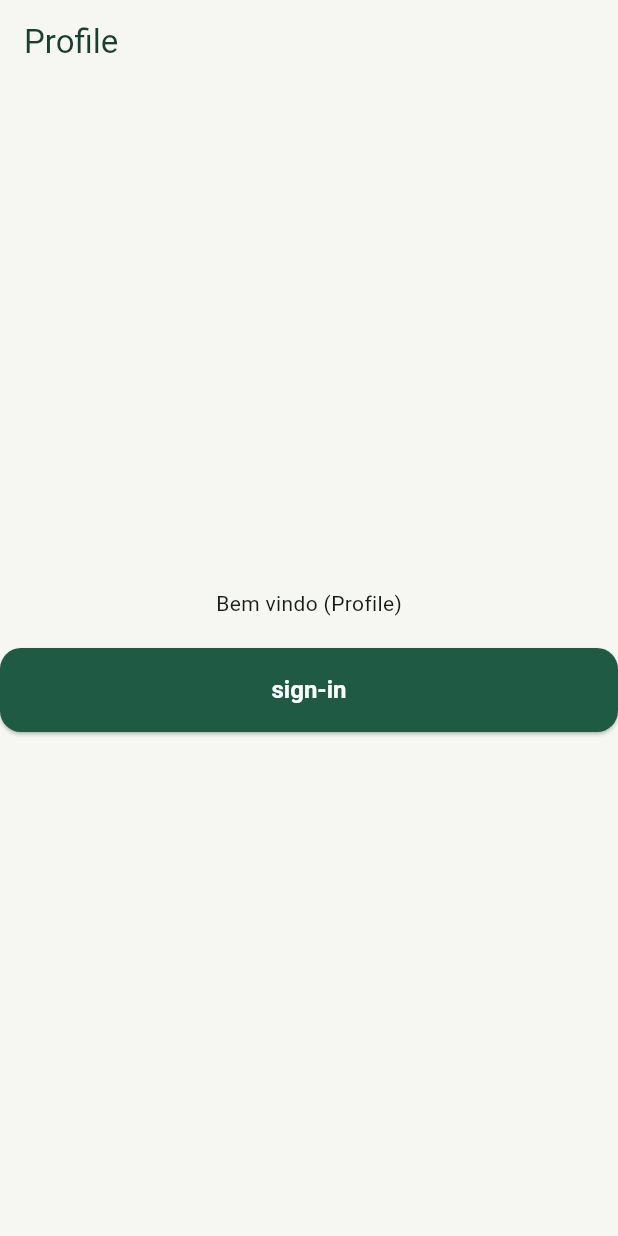
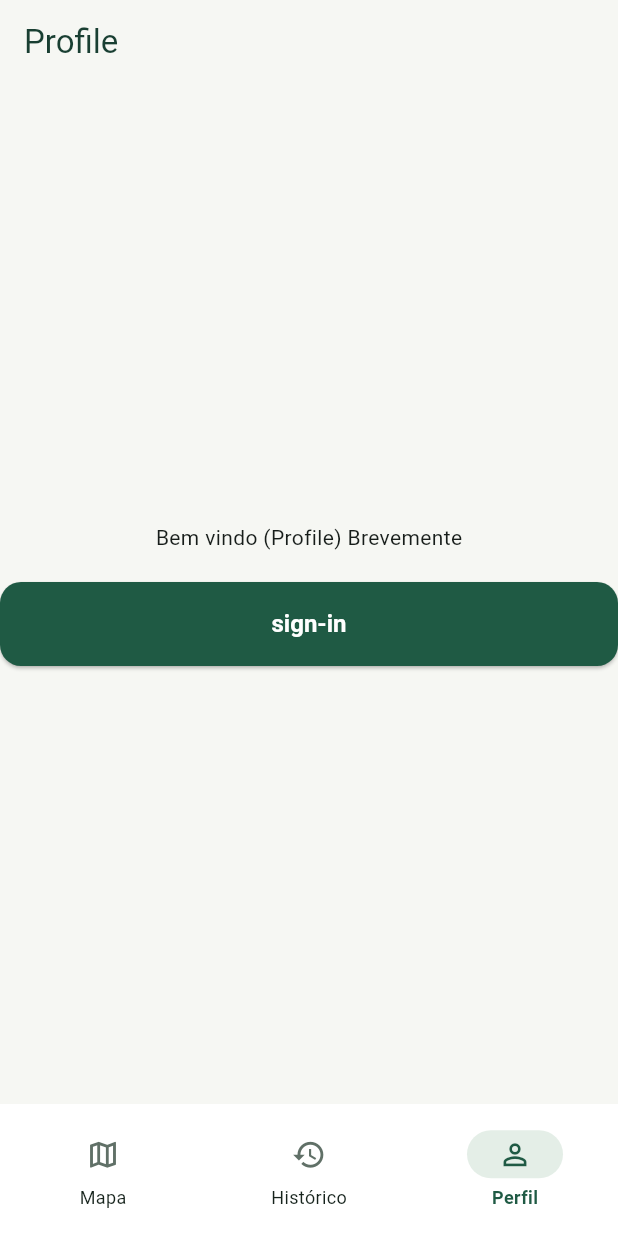
Before and after one commit to humayrafarage786-ship-it/github-projects, a Flutter app: the ProfileScreen screen opened by its route, on a phone screen of 412 x 824 dp. Run offline on Flutter 3.47's test engine with Material 3 defaults, Android fonts, the phone set to English and light mode, and no system bars; our stand-ins replace go_router.

Commit message:
criando bottom navigation

```diff
--- a/mobile/h_eco/lib/app/routes/app_routes.dart
+++ b/mobile/h_eco/lib/app/routes/app_routes.dart
@@ -3,27 +3,51 @@ import 'package:go_router/go_router.dart';
 import '../../screens/home/home_screen.dart';
 import '../../screens/sign_in/sign_in_screen.dart';
 import '../../screens/profile/profile_screen.dart';
+import '../../screens/history/history_screen.dart';
+import '../../screens/main_layout.dart';
 
 class AppRoutes {
-  static const String home = '/';
+  static const String home = '/home';
   static const String signIn = '/sign-in';
   static const String profile = '/profile';
+  static const String history = '/history';
 
   static final GoRouter router = GoRouter(
-    initialLocation: signIn,
+    initialLocation: home,
     routes: [
-      GoRoute(
-        path: home,
-        builder: (context, state) => const HomeScreen(),
+      GoRoute(path: signIn, builder: (context, state) => const SignInScreen()),
+      StatefulShellRoute.indexedStack(
+        builder: (context, state, navigationShell) {
+          return MainLayout(navigationShell: navigationShell);
+        },
+
+        branches: [
+          // home
+          StatefulShellBranch(
+            routes: [
+              GoRoute(path: home, builder: (context, state) => HomeScreen()),
+            ],
+          ),
+          // history
+          StatefulShellBranch(
+            routes: [
+              GoRoute(
+                path: history,
+                builder: (context, state) => HistoryScreen(),
+              ),
+            ],
+          ),
+          // profile
+          StatefulShellBranch(
+            routes: [
+              GoRoute(
+                path: profile,
+                builder: (context, state) => ProfileScreen(),
+              ),
+            ],
+          ),
+        ],
       ),
-      GoRoute(
-        path: signIn,
-        builder: (context, state) => const SignInScreen(),
-      ),
-      GoRoute(
-        path: profile,
-        builder: (context, state) => const ProfileScreen(),
-      )
-    ]
+    ],
   );
 }
--- /dev/null
+++ b/mobile/h_eco/lib/screens/history/history_screen.dart
@@ -0,0 +1,30 @@
+import 'package:flutter/material.dart';
+import 'package:go_router/go_router.dart';
+
+class HistoryScreen  extends StatelessWidget {
+  const HistoryScreen({ super.key });
+
+  @override
+  Widget build(BuildContext context) {
+    return Scaffold(
+      appBar: AppBar(
+        title: const Text('History'),
+      ),
+      body: Center(
+        child: Column(
+          mainAxisAlignment: MainAxisAlignment.center,
+          children: [
+            const Text('Bem vindo (History)'),
+
+            const SizedBox(height: 20),
+
+            ElevatedButton(
+              onPressed: () => context.push('profile'),
+              child: const Text('Profile')
+            )
+          ],
+        )
+      ),
+    );
+  }
+}
--- /dev/null
+++ b/mobile/h_eco/lib/screens/main_layout.dart
@@ -0,0 +1,30 @@
+import 'package:flutter/material.dart';
+import 'package:go_router/go_router.dart';
+
+import '../widgets/navigation/bottom_navigation.dart';
+
+class MainLayout extends StatelessWidget {
+  final StatefulNavigationShell navigationShell;
+
+  const MainLayout({
+    super.key,
+    required this.navigationShell,
+  });
+
+  @override
+    Widget build(BuildContext context) {
+      return Scaffold(
+        body: navigationShell,
+
+        bottomNavigationBar: BottomNavigation(
+          currentIndex: navigationShell.currentIndex,
+          onTap: (index) {
+            navigationShell.goBranch(
+              index,
+              initialLocation: index == navigationShell.currentIndex
+            );
+          }
+        ),
+      );
+    }
+}
--- a/mobile/h_eco/lib/screens/profile/profile_screen.dart
+++ b/mobile/h_eco/lib/screens/profile/profile_screen.dart
@@ -14,7 +14,7 @@ class ProfileScreen  extends StatelessWidget {
         child: Column(
           mainAxisAlignment: MainAxisAlignment.center,
           children: [
-            const Text('Bem vindo (Profile)'),
+            const Text('Bem vindo (Profile) Brevemente'),
 
             const SizedBox(height: 20),
 
--- a/mobile/h_eco/lib/screens/sign_in/sign_in_screen.dart
+++ b/mobile/h_eco/lib/screens/sign_in/sign_in_screen.dart
@@ -187,7 +187,7 @@ class _SignInScreenState extends State<SignInScreen> {
         // botao entrar
         PrimaryButton(
           displayText: 'Entrar',
-          onPressed: () => {context.push('/')},
+          onPressed: () => {context.go('/home')},
         ),
       ],
     );
@@ -241,7 +241,12 @@ class _SignInScreenState extends State<SignInScreen> {
         // botao criar conta
         PrimaryButton(
           displayText: 'Criar conta',
-          onPressed: () => {showMessage('Conta criada, já podes entrar  no sistema.')},
+          onPressed: () {
+            setState(() {
+              selectedTab = 0;
+            });
+            showMessage('Conta criada, já podes entrar  no sistema.');
+          },
         ),
       ],
     );
--- /dev/null
+++ b/mobile/h_eco/lib/widgets/navigation/bottom_navigation.dart
@@ -0,0 +1,78 @@
+import 'package:flutter/material.dart';
+
+import '../../app/theme/app_colors.dart';
+
+class BottomNavigation extends StatelessWidget {
+  final int currentIndex;
+  final ValueChanged<int> onTap;
+
+  const BottomNavigation({
+    super.key,
+    required this.currentIndex,
+    required this.onTap,
+  });
+
+  @override
+  Widget build(BuildContext context) {
+    final menuItems = [
+      (icon: Icons.map_outlined, label: 'Mapa'),
+      (icon: Icons.history, label: 'Histórico'),
+      (icon: Icons.person_outline, label: 'Perfil'),
+    ];
+
+    return Container(
+      height: 88,
+      decoration: const BoxDecoration(color: Colors.white),
+      child: Row(
+        children: List.generate(menuItems.length, (index) {
+          final isSelected = currentIndex == index;
+          final item = menuItems[index];
+
+          return Expanded(
+            child: InkWell(
+              onTap: () => onTap(index),
+              child: Column(
+                mainAxisAlignment: MainAxisAlignment.center,
+                children: [
+                  AnimatedContainer(
+                    duration: const Duration(milliseconds: 200),
+                    width: 64,
+                    height: 32,
+                    decoration: BoxDecoration(
+                      color: isSelected
+                          ? AppColors.secondary
+                          : Colors.transparent,
+                      borderRadius: BorderRadius.circular(20),
+                    ),
+                    child: Icon(
+                      item.icon,
+                      color: isSelected
+                          ? AppColors.primary
+                          : AppColors.textSecondary,
+                      size: 23,
+                    ),
+                  ),
+
+                  const SizedBox(height: 4),
+
+                  Text(
+                    item.label,
+                    style: TextStyle(
+                      fontSize: 12,
+                      fontWeight: isSelected
+                          ? FontWeight.w600
+                          : FontWeight.normal,
+                      color: isSelected
+                          ? AppColors.primary
+                          : AppColors.label,
+                    ),
+                  ),
+                ],
+              ),
+            ),
+          );
+        }),
+      ),
+    );
+  }
+}
--- a/mobile/h_eco/pubspec.yaml
+++ b/mobile/h_eco/pubspec.yaml
@@ -36,6 +36,7 @@ dependencies:
   # Use with the CupertinoIcons class for iOS style icons.
   cupertino_icons: ^1.0.8
   go_router: ^18.1.2
+  flutter_map: ^8.3.2
 
 dev_dependencies:
   flutter_test:
```
Also changed, not shown: mobile/h_eco/pubspec.lock.
